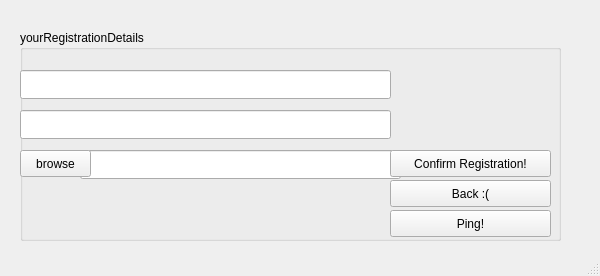
First picture: the form in client/Client/registerpage.ui, repository dilofilo/freezing-octo-cyril, before the edit.
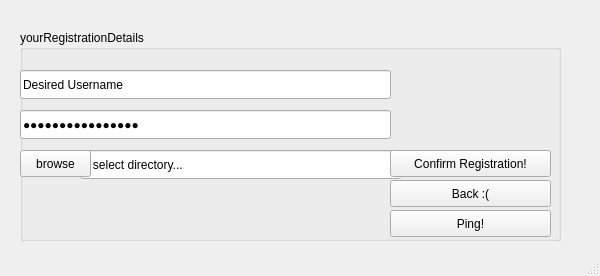
Second picture: the form after the edit.

The edit to the form file:
```diff
--- a/client/Client/registerpage.ui
+++ b/client/Client/registerpage.ui
@@ -61,6 +61,9 @@
        <height>29</height>
       </rect>
      </property>
+     <property name="text">
+      <string>   select directory...</string>
+     </property>
     </widget>
     <widget class="QLineEdit" name="txt_password">
      <property name="geometry">
@@ -71,6 +74,9 @@
        <height>29</height>
       </rect>
      </property>
+     <property name="text">
+      <string>Desired Password</string>
+     </property>
      <property name="echoMode">
       <enum>QLineEdit::Password</enum>
      </property>
@@ -84,6 +90,9 @@
        <height>29</height>
       </rect>
      </property>
+     <property name="text">
+      <string>Desired Username</string>
+     </property>
     </widget>
     <widget class="QPushButton" name="pushButton">
      <property name="geometry">
```
